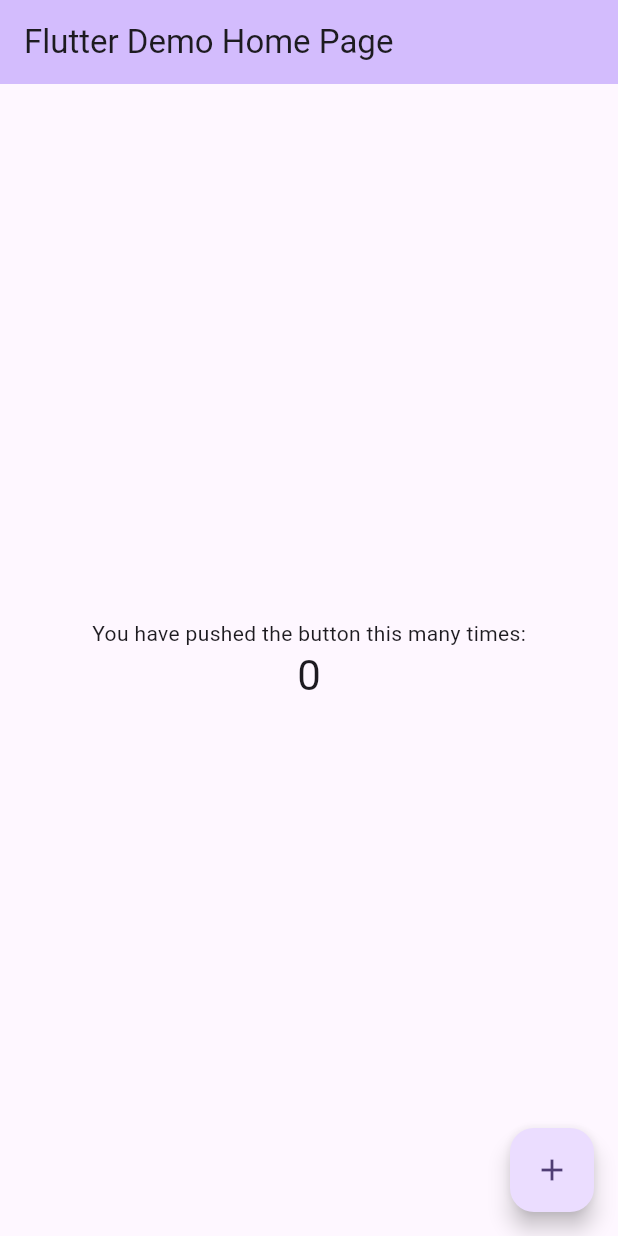
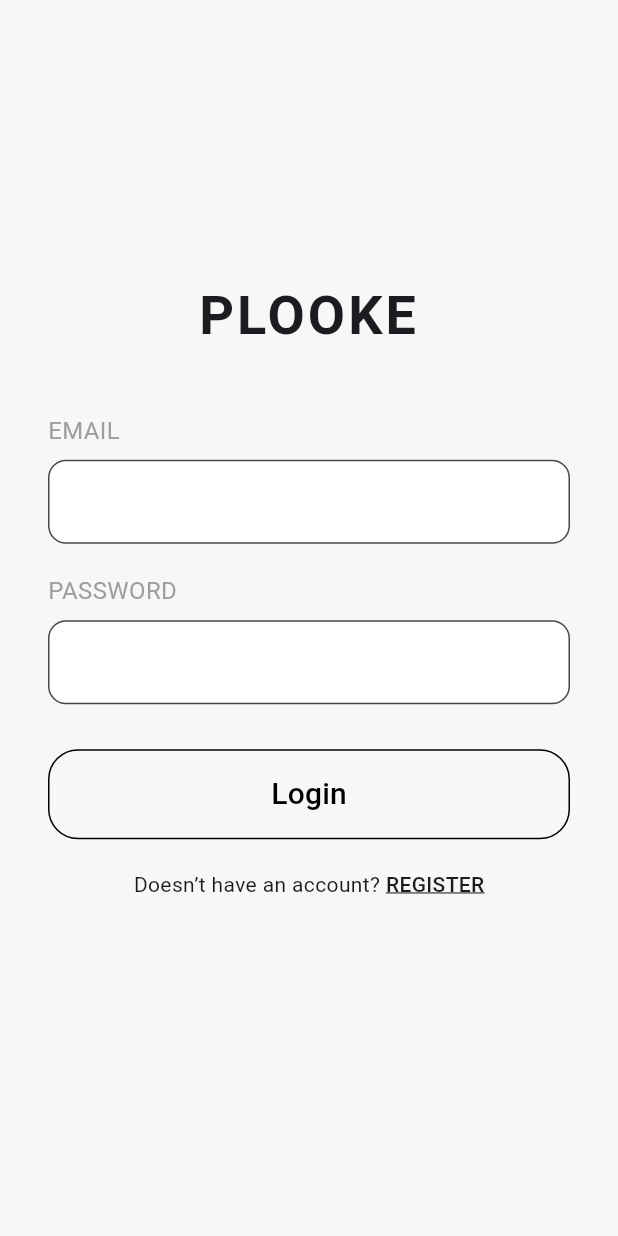
Before and after one commit to beoseu/plooke_g15-intproj-client, a Flutter app: the screen it shows after launch, on a phone screen of 412 x 824 dp. Run offline on Flutter 3.47's test engine with Material 3 defaults, Android fonts, the phone set to English and light mode, and no system bars.

Commit message:
signin/up-ui

```diff
--- a/frontend/lib/main.dart
+++ b/frontend/lib/main.dart
@@ -1,122 +1,13 @@
 import 'package:flutter/material.dart';
+import 'package:frontend/pages/auth/signin.dart';
 
 void main() {
-  runApp(const MyApp());
+  runApp(MyApp());
 }
 
 class MyApp extends StatelessWidget {
-  const MyApp({super.key});
-
-  // This widget is the root of your application.
   @override
   Widget build(BuildContext context) {
-    return MaterialApp(
-      title: 'Flutter Demo',
-      theme: ThemeData(
-        // This is the theme of your application.
-        //
-        // TRY THIS: Try running your application with "flutter run". You'll see
-        // the application has a purple toolbar. Then, without quitting the app,
-        // try changing the seedColor in the colorScheme below to Colors.green
-        // and then invoke "hot reload" (save your changes or press the "hot
-        // reload" button in a Flutter-supported IDE, or press "r" if you used
-        // the command line to start the app).
-        //
-        // Notice that the counter didn't reset back to zero; the application
-        // state is not lost during the reload. To reset the state, use hot
-        // restart instead.
-        //
-        // This works for code too, not just values: Most code changes can be
-        // tested with just a hot reload.
-        colorScheme: ColorScheme.fromSeed(seedColor: Colors.deepPurple),
-      ),
-      home: const MyHomePage(title: 'Flutter Demo Home Page'),
-    );
+    return MaterialApp(home: SignInPage());
   }
 }
-
-class MyHomePage extends StatefulWidget {
-  const MyHomePage({super.key, required this.title});
-
-  // This widget is the home page of your application. It is stateful, meaning
-  // that it has a State object (defined below) that contains fields that affect
-  // how it looks.
-
-  // This class is the configuration for the state. It holds the values (in this
-  // case the title) provided by the parent (in this case the App widget) and
-  // used by the build method of the State. Fields in a Widget subclass are
-  // always marked "final".
-
-  final String title;
-
-  @override
-  State<MyHomePage> createState() => _MyHomePageState();
-}
-
-class _MyHomePageState extends State<MyHomePage> {
-  int _counter = 0;
-
-  void _incrementCounter() {
-    setState(() {
-      // This call to setState tells the Flutter framework that something has
-      // changed in this State, which causes it to rerun the build method below
-      // so that the display can reflect the updated values. If we changed
-      // _counter without calling setState(), then the build method would not be
-      // called again, and so nothing would appear to happen.
-      _counter++;
-    });
-  }
-
-  @override
-  Widget build(BuildContext context) {
-    // This method is rerun every time setState is called, for instance as done
-    // by the _incrementCounter method above.
-    //
-    // The Flutter framework has been optimized to make rerunning build methods
-    // fast, so that you can just rebuild anything that needs updating rather
-    // than having to individually change instances of widgets.
-    return Scaffold(
-      appBar: AppBar(
-        // TRY THIS: Try changing the color here to a specific color (to
-        // Colors.amber, perhaps?) and trigger a hot reload to see the AppBar
-        // change color while the other colors stay the same.
-        backgroundColor: Theme.of(context).colorScheme.inversePrimary,
-        // Here we take the value from the MyHomePage object that was created by
-        // the App.build method, and use it to set our appbar title.
-        title: Text(widget.title),
-      ),
-      body: Center(
-        // Center is a layout widget. It takes a single child and positions it
-        // in the middle of the parent.
-        child: Column(
-          // Column is also a layout widget. It takes a list of children and
-          // arranges them vertically. By default, it sizes itself to fit its
-          // children horizontally, and tries to be as tall as its parent.
-          //
-          // Column has various properties to control how it sizes itself and
-          // how it positions its children. Here we use mainAxisAlignment to
-          // center the children vertically; the main axis here is the vertical
-          // axis because Columns are vertical (the cross axis would be
-          // horizontal).
-          //
-          // TRY THIS: Invoke "debug painting" (choose the "Toggle Debug Paint"
-          // action in the IDE, or press "p" in the console), to see the
-          // wireframe for each widget.
-          mainAxisAlignment: MainAxisAlignment.center,
-          children: <Widget>[
-            const Text('You have pushed the button this many times:'),
-            Text(
-              '$_counter',
-              style: Theme.of(context).textTheme.headlineMedium,
-            ),
-          ],
-        ),
-      ),
-      floatingActionButton: FloatingActionButton(
-        onPressed: _incrementCounter,
-        tooltip: 'Increment',
-        child: const Icon(Icons.add),
-      ), // This trailing comma makes auto-formatting nicer for build methods.
-    );
-  }
-}
--- a/frontend/lib/pages/auth/signin.dart
+++ b/frontend/lib/pages/auth/signin.dart
@@ -0,0 +1,116 @@
+import 'package:flutter/material.dart';
+import 'package:frontend/pages/auth/signup.dart';
+
+class SignInPage extends StatefulWidget {
+  const SignInPage({super.key});
+
+  @override
+  State<SignInPage> createState() => _SignInPageState();
+}
+
+class _SignInPageState extends State<SignInPage> {
+  @override
+  Widget build(BuildContext context) {
+    return Scaffold(
+      backgroundColor: const Color(0xFFF7F7F7),
+      body: Center(
+        child: SingleChildScrollView(
+          padding: const EdgeInsets.symmetric(horizontal: 32),
+          child: Column(
+            crossAxisAlignment: CrossAxisAlignment.stretch,
+            children: [
+              const Text(
+                'PLOOKE',
+                textAlign: TextAlign.center,
+                style: TextStyle(
+                  fontSize: 36,
+                  fontWeight: FontWeight.bold,
+                  letterSpacing: 2,
+                ),
+              ),
+              const SizedBox(height: 40),
+              const Text(
+                'EMAIL',
+                style: TextStyle(fontSize: 16, color: Colors.grey),
+              ),
+              const SizedBox(height: 8),
+              TextField(
+                decoration: InputDecoration(
+                  border: OutlineInputBorder(
+                    borderRadius: BorderRadius.circular(12),
+                  ),
+                  filled: true,
+                  fillColor: Colors.white,
+                ),
+              ),
+              const SizedBox(height: 20),
+              const Text(
+                'PASSWORD',
+                style: TextStyle(fontSize: 16, color: Colors.grey),
+              ),
+              const SizedBox(height: 8),
+              TextField(
+                obscureText: true,
+                decoration: InputDecoration(
+                  border: OutlineInputBorder(
+                    borderRadius: BorderRadius.circular(12),
+                  ),
+                  filled: true,
+                  fillColor: Colors.white,
+                ),
+              ),
+              const SizedBox(height: 30),
+              SizedBox(
+                height: 60,
+                child: OutlinedButton(
+                  onPressed: () {},
+                  style: OutlinedButton.styleFrom(
+                    side: const BorderSide(color: Colors.black, width: 1),
+                    shape: RoundedRectangleBorder(
+                      borderRadius: BorderRadius.circular(20),
+                    ),
+                  ),
+                  child: const Text(
+                    'Login',
+                    style: TextStyle(fontSize: 20, color: Colors.black),
+                  ),
+                ),
+              ),
+              const SizedBox(height: 20),
+              Center(
+                child: Row(
+                  mainAxisSize: MainAxisSize.min,
+                  children: [
+                    const Text(
+                      'Doesn’t have an account? ',
+                      style: TextStyle(fontSize: 14),
+                    ),
+                    InkWell(
+                      onTap: () {
+                        Navigator.push(
+                          context,
+                          MaterialPageRoute(
+                            builder: (context) => const SignUpPage(),
+                          ),
+                        );
+                      },
+                      child: const Text(
+                        'REGISTER',
+                        style: TextStyle(
+                          fontSize: 14,
+                          decoration: TextDecoration.underline,
+                          fontWeight: FontWeight.w500,
+                        ),
+                      ),
+                    ),
+                  ],
+                ),
+              ),
+              const SizedBox(height: 40),
+            ],
+          ),
+        ),
+      ),
+    );
+  }
+}
```
Also changed, not shown: frontend/lib/pages/auth/signup.dart (+239 -0 lines).
